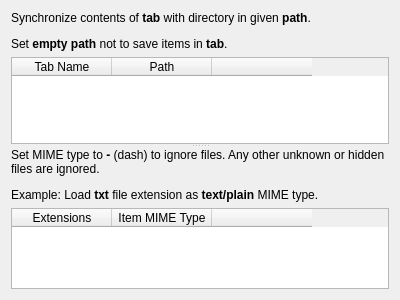
Before: the Qt Designer form plugins/itemsync/itemsyncsettings.ui in hluk/CopyQ, drawn with Qt 5.
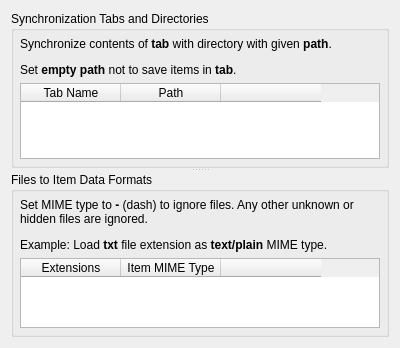
After: the same form once the commit is applied.

Commit message: ItemSync: Group boxes in configuration

```diff
--- a/plugins/itemsync/itemsyncsettings.ui
+++ b/plugins/itemsync/itemsyncsettings.ui
@@ -7,7 +7,7 @@
     <x>0</x>
     <y>0</y>
     <width>400</width>
-    <height>300</height>
+    <height>348</height>
    </rect>
   </property>
   <layout class="QVBoxLayout" name="verticalLayout_3">
@@ -19,9 +19,27 @@
      <widget class="QWidget" name="verticalLayoutWidget">
       <layout class="QVBoxLayout" name="verticalLayout">
        <item>
+        <widget class="QGroupBox" name="groupBox">
+         <property name="title">
+          <string>Synchronization Tabs and Directories</string>
+         </property>
+         <layout class="QVBoxLayout" name="verticalLayout_4">
+          <property name="leftMargin">
+           <number>6</number>
+          </property>
+          <property name="topMargin">
+           <number>6</number>
+          </property>
+          <property name="rightMargin">
+           <number>6</number>
+          </property>
+          <property name="bottomMargin">
+           <number>6</number>
+          </property>
+          <item>
         <widget class="QLabel" name="label_4">
          <property name="text">
-          <string>&lt;p&gt;Synchronize contents of &lt;strong&gt;tab&lt;/strong&gt; with directory in given &lt;strong&gt;path&lt;/strong&gt;.&lt;/p&gt;
+             <string>&lt;p&gt;Synchronize contents of &lt;strong&gt;tab&lt;/strong&gt; with directory with given &lt;strong&gt;path&lt;/strong&gt;.&lt;/p&gt;
 &lt;p&gt;Set &lt;strong&gt;empty path&lt;/strong&gt; not to save items in &lt;strong&gt;tab&lt;/strong&gt;.&lt;/p&gt;</string>
          </property>
          <property name="wordWrap">
@@ -59,9 +77,30 @@
        </item>
       </layout>
      </widget>
+       </item>
+      </layout>
+     </widget>
      <widget class="QWidget" name="verticalLayoutWidget_2">
       <layout class="QVBoxLayout" name="verticalLayout_2">
        <item>
+        <widget class="QGroupBox" name="groupBox_2">
+         <property name="title">
+          <string>Files to Item Data Formats</string>
+         </property>
+         <layout class="QVBoxLayout" name="verticalLayout_5">
+          <property name="leftMargin">
+           <number>6</number>
+          </property>
+          <property name="topMargin">
+           <number>6</number>
+          </property>
+          <property name="rightMargin">
+           <number>6</number>
+          </property>
+          <property name="bottomMargin">
+           <number>6</number>
+          </property>
+          <item>
         <widget class="QLabel" name="label_3">
          <property name="text">
           <string>&lt;p&gt;Set MIME type to &lt;strong&gt;-&lt;/strong&gt; (dash) to ignore files. Any other unknown or hidden files are ignored.&lt;/p&gt;
@@ -92,6 +131,9 @@
            <string/>
           </property>
          </column>
+           </widget>
+          </item>
+         </layout>
         </widget>
        </item>
       </layout>
```
Lines whose indentation alone changed are shown as unchanged.
